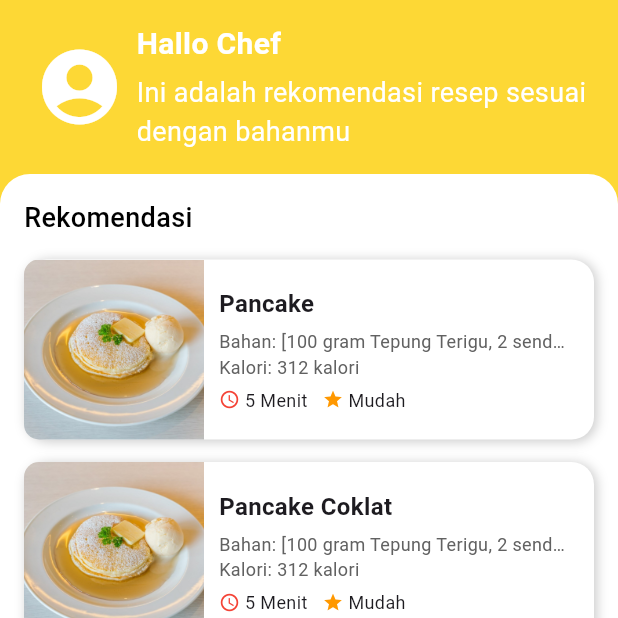
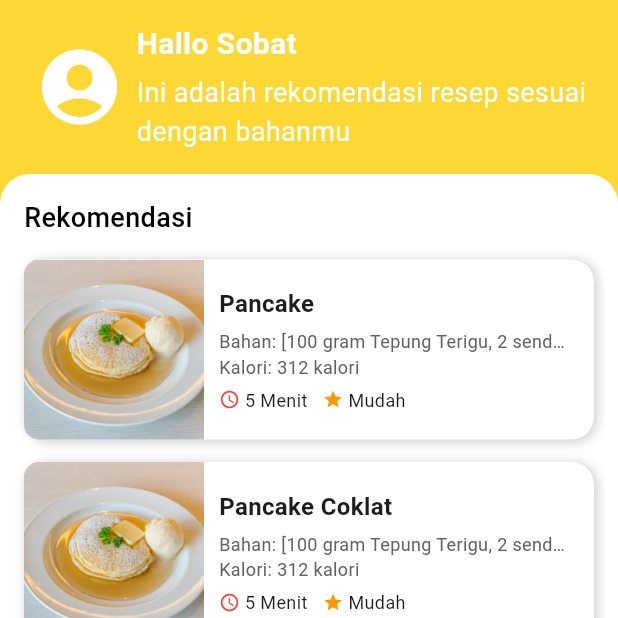
Before and after one commit to Xraa075/AutoChef, a Flutter app: the RekomendationRecipe screen opened directly, on a phone screen of 412 x 824 dp, the top half of it. Run offline on Flutter 3.47's test engine with Material 3 defaults, Android fonts, the phone set to English and light mode, and no system bars.

Commit message:
halaman rekomendasi, sedikit styling

```diff
--- a/lib/views/recipe/recommendation_screen.dart
+++ b/lib/views/recipe/recommendation_screen.dart
@@ -44,7 +44,7 @@ class RekomendationRecipe extends StatelessWidget {
                           children: [
 
                             const Text(
-                              "Hallo Chef",
+                              "Hallo Sobat",
                               style: TextStyle(
                                 fontSize: 20,
                                 fontWeight: FontWeight.bold,
```
